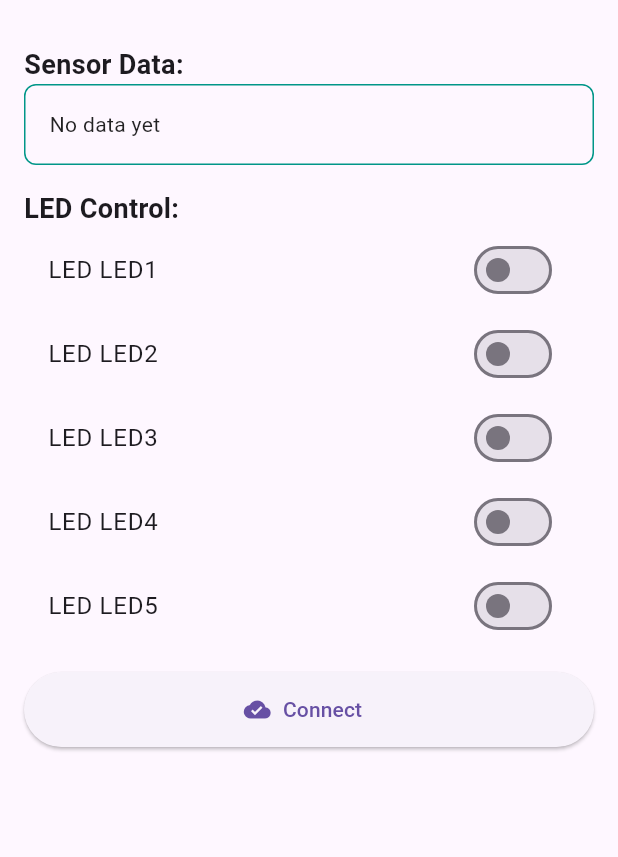
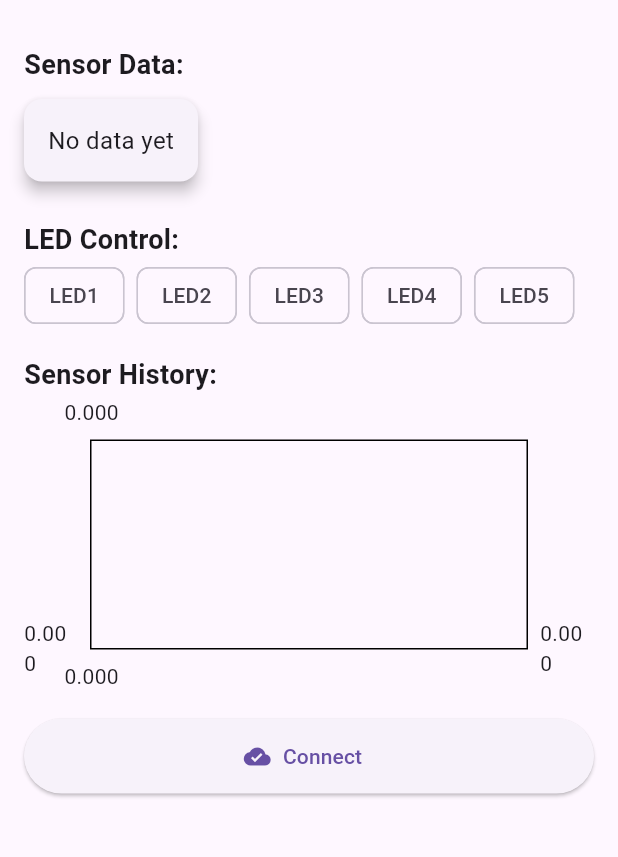
Before and after one commit to terminator791/mqtt_flutter, a Flutter app: the screen it shows after launch, after a tap on "Connect", on a phone screen of 412 x 824 dp, the part 63-920 px from its top. Run offline on Flutter 3.47's test engine with Material 3 defaults, Android fonts, the phone set to English and light mode, and no system bars; drawn by our look-alikes of fl_chart; missing offline and left inert: mqtt_client.

Commit message:
Feat : modif UI sensor and led control, add sensor chart history

```diff
--- a/lib/main.dart
+++ b/lib/main.dart
@@ -2,6 +2,7 @@ import 'package:flutter/material.dart';
 import 'package:mqtt_client/mqtt_client.dart';
 import 'package:mqtt_client/mqtt_server_client.dart';
 import 'dart:convert';
+import 'package:fl_chart/fl_chart.dart';
 
 void main() {
   runApp(MqttApp());
@@ -14,7 +15,13 @@ class MqttApp extends StatelessWidget {
       title: 'MQTT Monitoring & Control',
       theme: ThemeData(
         primarySwatch: Colors.teal,
+        brightness: Brightness.light,
       ),
+      darkTheme: ThemeData(
+        brightness: Brightness.dark,
+        primarySwatch: Colors.teal,
+      ),
+      themeMode: ThemeMode.system, // Automatic theme switching
       home: MqttHomePage(),
     );
   }
@@ -33,7 +40,13 @@ class _MqttHomePageState extends State<MqttHomePage> {
   final int port = 1883;
 
   bool isConnected = false;
+  bool isConnecting = false;
   String sensorData = '';
+  List<FlSpot> temperatureData = [];
+  List<FlSpot> humidityData = [];
+  List<FlSpot> lightData = [];
+  int dataCounter = 0;
+
   Map<String, bool> ledStates = {
     'led1': false,
     'led2': false,
@@ -49,6 +62,10 @@ class _MqttHomePageState extends State<MqttHomePage> {
   }
 
   Future<void> connect() async {
+    setState(() {
+      isConnecting = true;
+    });
+
     client.port = port;
     client.logging(on: true);
     client.setProtocolV311();
@@ -72,6 +89,10 @@ class _MqttHomePageState extends State<MqttHomePage> {
       showSnackbar('Connection failed: $e');
       client.disconnect();
     }
+
+    setState(() {
+      isConnecting = false;
+    });
   }
 
   void disconnect() {
@@ -107,14 +128,27 @@ class _MqttHomePageState extends State<MqttHomePage> {
     try {
       final data = json.decode(message);
       setState(() {
+        // Ambil nilai sensor dan konversikan ke double
+        double temperature = (data['temperature'] as num).toDouble();
+        double humidity = (data['humidity'] as num).toDouble();
+        double light = (data['light'] as num).toDouble();
+
+        // Perbarui tampilan data sensor
         sensorData =
-              'Temperature: ${data['temperature']} °C\nHumidity: ${data['humidity']} %\nLight: ${data['light']}';
+            'Temperature: $temperature °C\nHumidity: $humidity %\nLight: $light';
+
+        // Tambahkan data ke riwayat
+        dataCounter++;
+        temperatureData.add(FlSpot(dataCounter.toDouble(), temperature));
+        humidityData.add(FlSpot(dataCounter.toDouble(), humidity));
+        lightData.add(FlSpot(dataCounter.toDouble(), light));
       });
     } catch (e) {
       showSnackbar('Error parsing sensor data: $e');
     }
   });
 }
+
 
   void toggleLED(String ledKey, bool value) {
     final payload = json.encode({ledKey: value ? 1 : 0});
@@ -148,6 +182,7 @@ class _MqttHomePageState extends State<MqttHomePage> {
       ),
       body: Padding(
         padding: const EdgeInsets.all(16.0),
+        child: SingleChildScrollView(
           child: Column(
             crossAxisAlignment: CrossAxisAlignment.start,
             children: [
@@ -155,16 +190,17 @@ class _MqttHomePageState extends State<MqttHomePage> {
                 'Sensor Data:',
                 style: TextStyle(fontWeight: FontWeight.bold, fontSize: 18),
               ),
-            Container(
-              width: double.infinity,
-              padding: EdgeInsets.all(16),
-              decoration: BoxDecoration(
-                border: Border.all(color: Colors.teal),
-                borderRadius: BorderRadius.circular(8),
-              ),
+              Card(
+                elevation: 4,
+                margin: EdgeInsets.symmetric(vertical: 10),
+                shape: RoundedRectangleBorder(
+                    borderRadius: BorderRadius.circular(12)),
+                child: Padding(
+                  padding: const EdgeInsets.all(16.0),
                   child: Text(
                     sensorData.isEmpty ? 'No data yet' : sensorData,
-                style: TextStyle(color: Colors.black87),
+                    style: TextStyle(fontSize: 16),
+                  ),
                 ),
               ),
               SizedBox(height: 16),
@@ -172,35 +208,57 @@ class _MqttHomePageState extends State<MqttHomePage> {
                 'LED Control:',
                 style: TextStyle(fontWeight: FontWeight.bold, fontSize: 18),
               ),
-            Column(
+              Wrap(
+                spacing: 8.0,
                 children: ledStates.entries.map((entry) {
-                return SwitchListTile(
-                  title: Text('LED ${entry.key.toUpperCase()}'),
-                  value: entry.value,
-                  onChanged: (value) => toggleLED(entry.key, value),
+                  return FilterChip(
+                    label: Text(entry.key.toUpperCase()),
+                    selected: entry.value,
+                    onSelected: (value) => toggleLED(entry.key, value),
                   );
                 }).toList(),
+              ),
+              SizedBox(height: 16),
+              Text(
+                'Sensor History:',
+                style: TextStyle(fontWeight: FontWeight.bold, fontSize: 18),
+              ),
+              Container(
+                height: 200,
+                child: LineChart(
+                  LineChartData(
+                    gridData: FlGridData(show: true),
+                    lineBarsData: [
+                      LineChartBarData(
+                        spots: temperatureData,
+                        isCurved: true,
+                        color: Colors.red,
+                      ),
+                    ],
+                  ),
+                ),
               ),
               SizedBox(height: 16),
               if (!isConnected)
                 ElevatedButton.icon(
                   onPressed: connect,
-                icon: Icon(Icons.cloud_done),
+                  icon: isConnecting
+                      ? CircularProgressIndicator()
+                      : Icon(Icons.cloud_done),
                   label: Text('Connect'),
-                style: ElevatedButton.styleFrom(
-                  minimumSize: Size(double.infinity, 50),
-                ),
+                  style:
+                      ElevatedButton.styleFrom(minimumSize: Size(double.infinity, 50)),
                 )
               else
                 ElevatedButton.icon(
                   onPressed: disconnect,
                   icon: Icon(Icons.cloud_off),
                   label: Text('Disconnect'),
-                style: ElevatedButton.styleFrom(
-                  minimumSize: Size(double.infinity, 50),
-                ),
+                  style:
+                      ElevatedButton.styleFrom(minimumSize: Size(double.infinity, 50)),
                 ),
             ],
+          ),
         ),
       ),
     );
--- a/pubspec.yaml
+++ b/pubspec.yaml
@@ -10,6 +10,7 @@ dependencies:
   flutter:
     sdk: flutter
   mqtt_client: ^10.5.1
+  fl_chart: ^0.69.2
   flutter_json_view: ^1.0.2
 
 dev_dependencies:
```
Also changed, not shown: pubspec.lock. Lines whose indentation alone changed are shown as unchanged.
